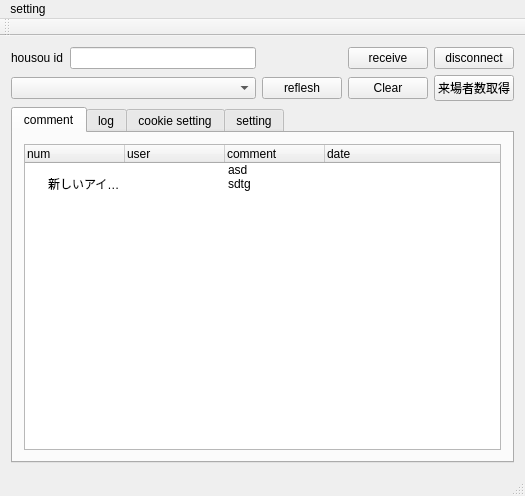
diginatu/Viqo, file mainwindow.ui: the form before one commit.
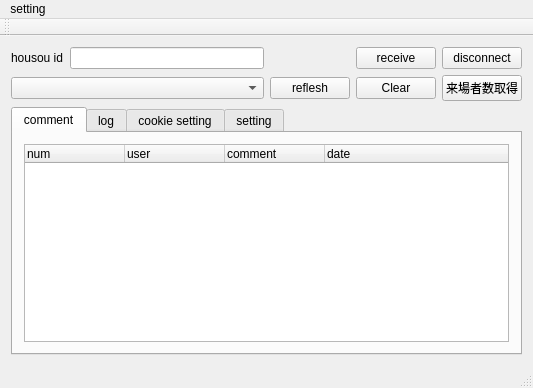
The form after the commit.

Diff of the .ui file:
```diff
--- a/mainwindow.ui
+++ b/mainwindow.ui
@@ -6,8 +6,8 @@
    <rect>
     <x>0</x>
     <y>0</y>
-    <width>525</width>
-    <height>496</height>
+    <width>533</width>
+    <height>388</height>
    </rect>
   </property>
   <property name="windowTitle">
@@ -78,19 +78,6 @@
             <string>date</string>
            </property>
           </column>
-          <item>
-           <property name="text">
-            <string extracomment="hkhjkhjkhjkhjkh">新しいアイテム</string>
-           </property>
-           <property name="text">
-            <string extracomment="ghhhhhhhhhhhhhhhhhh"/>
-           </property>
-           <property name="text">
-            <string>asd
-sdtg
-</string>
-           </property>
-          </item>
          </widget>
         </item>
        </layout>
@@ -419,7 +406,7 @@
     <rect>
      <x>0</x>
      <y>0</y>
-     <width>525</width>
+     <width>533</width>
      <height>25</height>
     </rect>
    </property>
```
